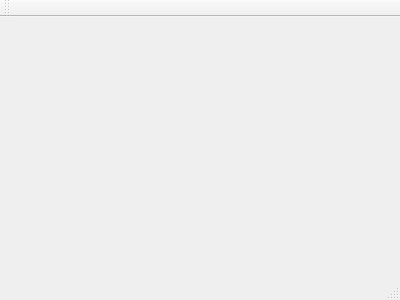
Above: FinalProject/mainwindow.ui from Jcrasto/Final-Project before the change. Below: the same form after it.
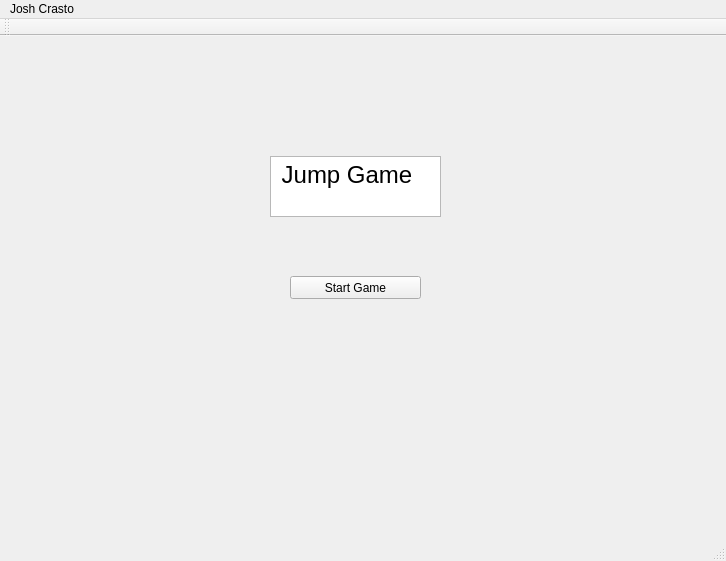
That is the form after the change.

Commit message: board files used when the game starts

```diff
--- a/FinalProject/mainwindow.ui
+++ b/FinalProject/mainwindow.ui
@@ -6,35 +6,83 @@
    <rect>
     <x>0</x>
     <y>0</y>
-    <width>400</width>
-    <height>300</height>
+    <width>726</width>
+    <height>561</height>
    </rect>
   </property>
   <property name="windowTitle">
    <string>MainWindow</string>
   </property>
   <widget class="QWidget" name="centralWidget">
-   <widget class="QWidget" name="gridLayoutWidget">
+   <widget class="QPushButton" name="pushButton">
     <property name="geometry">
      <rect>
-      <x>20</x>
-      <y>10</y>
-      <width>361</width>
-      <height>211</height>
+      <x>290</x>
+      <y>240</y>
+      <width>131</width>
+      <height>23</height>
      </rect>
     </property>
-    <layout class="QGridLayout" name="gridLayout"/>
+    <property name="text">
+     <string>Start Game</string>
+    </property>
    </widget>
+   <widget class="QTextEdit" name="textEdit">
+    <property name="geometry">
+     <rect>
+      <x>270</x>
+      <y>120</y>
+      <width>171</width>
+      <height>61</height>
+     </rect>
+    </property>
+    <property name="autoFillBackground">
+     <bool>false</bool>
+    </property>
+    <property name="html">
+     <string>&lt;!DOCTYPE HTML PUBLIC &quot;-//W3C//DTD HTML 4.0//EN&quot; &quot;http://www.w3.org/TR/REC-html40/strict.dtd&quot;&gt;
+&lt;html&gt;&lt;head&gt;&lt;meta name=&quot;qrichtext&quot; content=&quot;1&quot; /&gt;&lt;style type=&quot;text/css&quot;&gt;
+p, li { white-space: pre-wrap; }
+&lt;/style&gt;&lt;/head&gt;&lt;body style=&quot; font-family:'MS Shell Dlg 2'; font-size:8.25pt; font-weight:400; font-style:normal;&quot;&gt;
+&lt;p style=&quot; margin-top:0px; margin-bottom:0px; margin-left:0px; margin-right:0px; -qt-block-indent:0; text-indent:0px;&quot;&gt;&lt;span style=&quot; font-size:18pt;&quot;&gt; Jump Game&lt;/span&gt;&lt;/p&gt;
+&lt;p style=&quot;-qt-paragraph-type:empty; margin-top:0px; margin-bottom:0px; margin-left:0px; margin-right:0px; -qt-block-indent:0; text-indent:0px;&quot;&gt;&lt;br /&gt;&lt;/p&gt;&lt;/body&gt;&lt;/html&gt;</string>
+    </property>
+   </widget>
+   <widget class="QLabel" name="label">
+    <property name="enabled">
+     <bool>true</bool>
+    </property>
+    <property name="geometry">
+     <rect>
+      <x>280</x>
+      <y>330</y>
+      <width>221</width>
+      <height>20</height>
+     </rect>
+    </property>
+    <property name="text">
+     <string/>
+    </property>
+   </widget>
+   <zorder>textEdit</zorder>
+   <zorder>label</zorder>
+   <zorder>pushButton</zorder>
   </widget>
   <widget class="QMenuBar" name="menuBar">
    <property name="geometry">
     <rect>
      <x>0</x>
      <y>0</y>
-     <width>400</width>
+     <width>726</width>
      <height>20</height>
     </rect>
    </property>
+   <widget class="QMenu" name="menuSnakes_game">
+    <property name="title">
+     <string>Josh Crasto</string>
+    </property>
+   </widget>
+   <addaction name="menuSnakes_game"/>
   </widget>
   <widget class="QToolBar" name="mainToolBar">
    <attribute name="toolBarArea">
```
Left out of the diff: 19 changed lines with no effect on the pictures. The commit also changes 7 other files.
